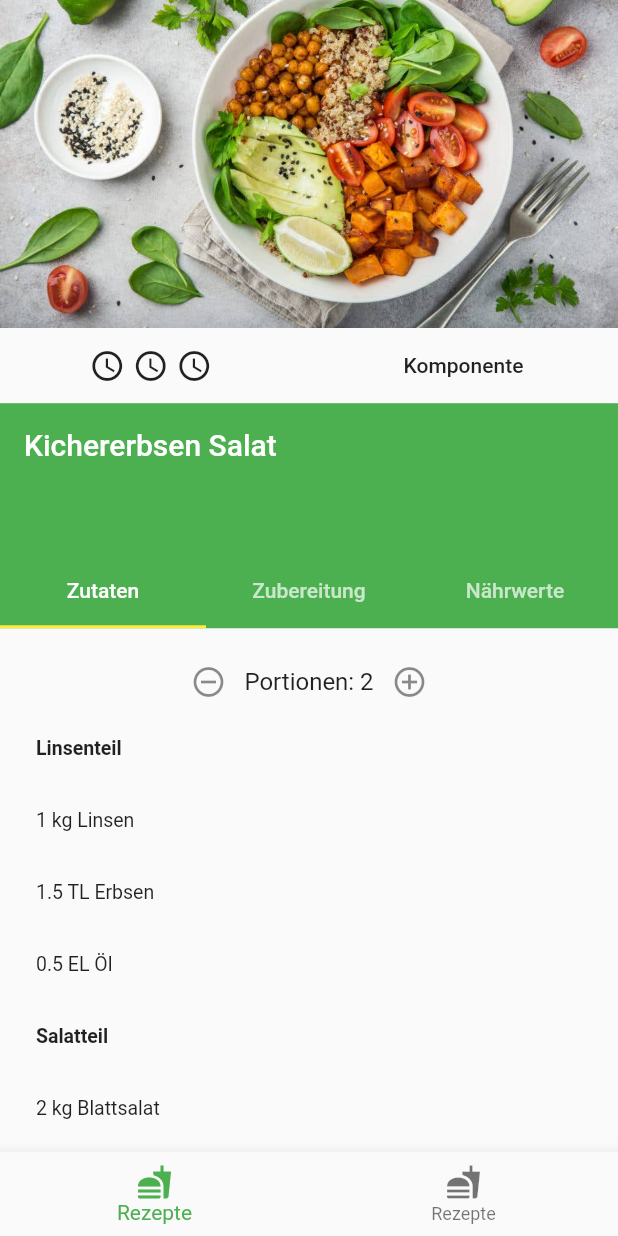
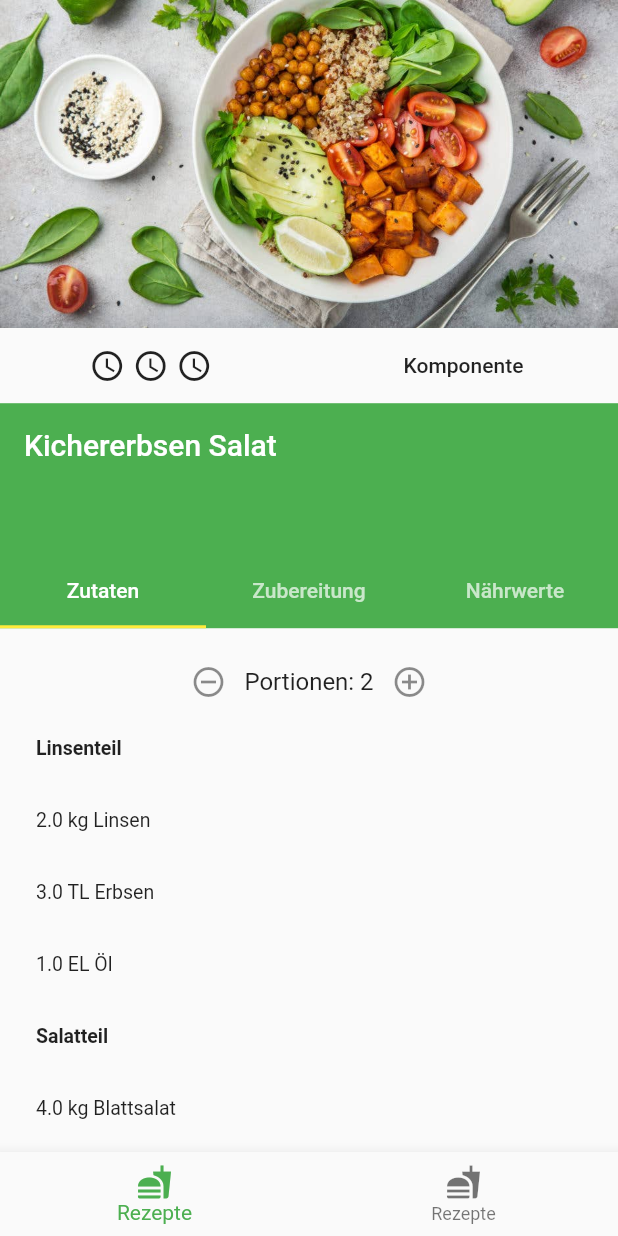
Before and after one commit to LarsLeo/Vegan-Klischee-ade-Baukasten, a Flutter app: the screen it shows after launch, scrolled down 56 dp, after a tap on the "add circle outline" icon, on a phone screen of 412 x 824 dp. Run offline on Flutter 3.47's test engine with Material 2 defaults, Android fonts, the phone set to English and light mode, and no system bars.

Commit message:
Added controller classe analog to mvc pattern

```diff
--- /dev/null
+++ b/frontend/lib/dummy-data.dart
@@ -0,0 +1,33 @@
+import 'models/recipe-detail-component-model.dart';
+
+class DummyData {
+  static final RecipeDetailJsonModel dummyComponent = RecipeDetailJsonModel({
+    "Zutaten": {
+      "Linsenteil": ["1 kg Linsen", "1.5 TL Erbsen", "0.5 EL Öl"],
+      "Salatteil": [
+        "2 kg Blattsalat",
+        "5 EL Öl",
+        "10 Bananen",
+        "20 TL Kurkuma",
+        "204 Äpfel",
+        "2 kg Blattsalat",
+        "5 EL Öl",
+        "10 Bananen",
+        "20 TL Kurkuma",
+        "204 Äpfel"
+      ]
+    },
+    "Zubereitung": {
+      "Linsenteil": [
+        "Linsen und Erbsen waschen",
+        "Linsen 5 Minuten im Mittelgroßen Topf köcheln",
+        "Erbsen hinzufügen und weitere 10 Minuten kochen",
+        "Mit Öl übergießen",
+        "Am Ende einweichen",
+        "Bestes Rezept der Welt!"
+      ],
+      "Bananenteil": ["Blah 1", "Blah 2", "Blah 3"]
+    },
+    "Nährwerte": {"Selen": "10 mg", "Eisen": "200 kg"}
+  });
+}
--- a/frontend/lib/main.dart
+++ b/frontend/lib/main.dart
@@ -22,14 +22,36 @@ class AppMain extends StatelessWidget {
 }
 
 class WidgetContainer extends StatefulWidget {
-  WidgetContainer({Key key}) : super(key: key);
+  @override
+  _WidgetContainerState createState() => _WidgetContainerState();
+}
 
-  final Map<int, Widget> _widgetOptions = {
+class _WidgetContainerState extends State<WidgetContainer> {
+  final _WidgetContainerController _controller = _WidgetContainerController();
+  @override
+  Widget build(BuildContext context) {
+    return SafeArea(
+      child: Scaffold(
+        body: Center(
+          child: _controller.widgetOptions[_controller.selectedIndex]
+        ),
+        bottomNavigationBar: BottomNavigationBar(
+          items: _controller.bottomNavigationItems,
+          currentIndex: _controller.selectedIndex,
+          onTap: (index) => _controller.onItemTapped(index, this),
+        )
+      )
+    );
+  }
+}
+
+class _WidgetContainerController {
+  final Map<int, Widget> widgetOptions = {
     0: RecipeDetailPage(),
     1: RecipeDetailPage()
   };
 
-  final List<BottomNavigationBarItem> _bottomNavigationItems = [
+  final List<BottomNavigationBarItem> bottomNavigationItems = [
     BottomNavigationBarItem(
       icon: Icon(Icons.fastfood),
       title: Text("Rezepte")
@@ -40,32 +62,11 @@ class WidgetContainer extends StatefulWidget {
     )
   ];
 
-  @override
-  _WidgetContainerState createState() => _WidgetContainerState();
-}
+  int selectedIndex = 0;
 
-class _WidgetContainerState extends State<WidgetContainer> {
-  int _selectedIndex = 0;
-
-  void _onItemTapped(int index) {
-    setState(() {
-      _selectedIndex = index;
+  void onItemTapped(int index, State state) {
+    state.setState(() {
+      selectedIndex = index;
     });
   }
-
-  @override
-  Widget build(BuildContext context) {
-    return SafeArea(
-      child: Scaffold(
-        body: Center(
-          child: widget._widgetOptions[_selectedIndex]
-        ),
-        bottomNavigationBar: BottomNavigationBar(
-          items: widget._bottomNavigationItems,
-          currentIndex: _selectedIndex,
-          onTap: _onItemTapped,
-        )
-      )
-    );
-  }
 }
--- a/frontend/lib/models/recipe-detail-component-model.dart
+++ b/frontend/lib/models/recipe-detail-component-model.dart
@@ -17,26 +17,45 @@ class RecipeDetailComponentModel {
       this._ingredients, this._preparation, this._nutritionValue);
 
   factory RecipeDetailComponentModel.of(RecipeDetailJsonModel jsonModel) {
+    // TODO: Add nutrition values
     List<Widget> tempNutritionValue = [];
-
     var nutritionJson = jsonModel.components["Nährwerte"];
 
     return RecipeDetailComponentModel(
-        Ingredients(_extractMapList(jsonModel.components["Zutaten"])),
-        _extractMapList(jsonModel.components["Zubereitung"]),
+        Ingredients(_extractIngredients(jsonModel.components["Zutaten"])),
+        _extractPreparation(jsonModel.components["Zubereitung"]),
         tempNutritionValue);
   }
 
-  static List<Widget> _extractMapList(ingredientJson) {
+  static List<Widget> _extractIngredients(
+      Map<String, List<String>> ingredientJson) {
     List<Widget> tempWidgets = [];
 
-    ingredientJson.entries.forEach((entry) {
-      tempWidgets.add(ListTile(
-          dense: true,
-          title:
-              Text(entry.key, style: TextStyle(fontWeight: FontWeight.bold))));
-      entry.value.forEach((element) =>
-          tempWidgets.add(ListTile(dense: true, title: Text(element))));
+    ingredientJson.forEach((header, ingredients) {
+      tempWidgets.add(HeaderTile(header));
+
+      ingredients.forEach((ingredient) {
+        var regExp = RegExp(r"([\d\.]+)(.*)");
+        var match = regExp.allMatches(ingredient).elementAt(0);
+        var portions = match.group(1);
+        var ingredientName = match.group(2);
+
+        tempWidgets.add(ItemTile(portions, portions, ingredientName));
+      });
+    });
+
+    return tempWidgets;
+  }
+
+  static List<Widget> _extractPreparation(
+      Map<String, List<String>> preparationJson) {
+    List<Widget> tempWidgets = [];
+
+    preparationJson.forEach((header, preparationSteps) {
+      tempWidgets.add(HeaderTile(header));
+
+      preparationSteps.forEach((preparationStep) =>
+          tempWidgets.add(ListTile(dense: true, title: Text(preparationStep))));
     });
 
     return tempWidgets;
@@ -56,20 +75,38 @@ class Ingredients {
   List<Widget> get ingredients => _ingredients;
 
   static Ingredients of(Ingredients ingredients, int portions) {
-    RegExp regExp = new RegExp(r'([\d\.]+)(.*)');
-
-    List<Widget> newIngredients = ingredients.ingredients.map((ingredient) {
-      var textData = ((ingredient as ListTile).title as Text).data;
-      var matches = regExp.allMatches(textData);
-
-      if (matches.isNotEmpty) {
-        var newValue = double.parse(matches.elementAt(1).toString()) * portions;
-        var newTextData = newValue.toString() + matches.elementAt(2).toString();
-        return ListTile(dense: true, title: Text(newTextData));
-      }
-      return ingredient;
+    List<Widget> oldIngredients = ingredients.ingredients;
+    var newIngredients = oldIngredients.map((ingredient) {
+      if (ingredient is ItemTile) {
+        var initialValue = double.parse(ingredient.initialValue);
+        var currentValue = initialValue + initialValue * (portions - 1);
+        return ItemTile(ingredient.initialValue, currentValue.toString(), ingredient.text);
+      } else
+        return ingredient;
     }).toList();
 
     return Ingredients(newIngredients);
   }
 }
+
+@immutable
+class HeaderTile extends ListTile {
+  HeaderTile(String text)
+      : super(
+            dense: true,
+            title: Text(text, style: TextStyle(fontWeight: FontWeight.bold)));
+}
+
+@immutable
+class ItemTile extends ListTile {
+  final String initialValue;
+  final String currentValue;
+  final String text;
+
+  ItemTile(this.initialValue, this.currentValue, this.text)
+      : super(
+            dense: true,
+            title: Row(
+                mainAxisAlignment: MainAxisAlignment.start,
+                children: [Text(currentValue), Text(text)]));
+}
--- a/frontend/lib/services/ingredient-service.dart
+++ b/frontend/lib/services/ingredient-service.dart
@@ -1,38 +1,9 @@
+import 'package:frontend/dummy-data.dart';
 import 'package:frontend/models/recipe-detail-component-model.dart';
 
 class IngredientService {
-  // TODO: replace with firebase json mapping
-  static final RecipeDetailJsonModel _dummyComponent = RecipeDetailJsonModel({
-    "Zutaten": {
-      "Linsenteil": ["1 kg Linsen", "1.5 TL Erbsen", "0.5 EL Öl"],
-      "Salatteil": [
-        "2 kg Blattsalat",
-        "5 EL Öl",
-        "10 Bananen",
-        "20 TL Kurkuma",
-        "204 Äpfel",
-        "2 kg Blattsalat",
-        "5 EL Öl",
-        "10 Bananen",
-        "20 TL Kurkuma",
-        "204 Äpfel"
-      ]
-    },
-    "Zubereitung": {
-      "Linsenteil": [
-        "Linsen und Erbsen waschen",
-        "Linsen 5 Minuten im Mittelgroßen Topf köcheln",
-        "Erbsen hinzufügen und weitere 10 Minuten kochen",
-        "Mit Öl übergießen",
-        "Am Ende einweichen",
-        "Bestes Rezept der Welt!"
-      ]
-    },
-    "Nährwerte": {"Selen": "10 mg", "Eisen": "200 kg"}
-  });
-
   static Future<RecipeDetailComponentModel> getRecipeDetailComponent() async {
     return await Future.delayed(Duration(seconds: 0),
-        () => RecipeDetailComponentModel.of(_dummyComponent));
+        () => RecipeDetailComponentModel.of(DummyData.dummyComponent));
   }
 }
--- /dev/null
+++ b/frontend/lib/views/recipe-detail/components/recipe-content/components/recipe-ingredients/recipe-ingredients-controller.dart
@@ -0,0 +1,30 @@
+import 'package:flutter/material.dart';
+import 'package:frontend/models/recipe-detail-component-model.dart';
+import 'package:frontend/views/recipe-detail/recipe-detail.dart';
+
+class RecipeIngredientsController {
+  final String key = "RecipeIngredients";
+  int portions = 1;
+  Ingredients ingredients;
+
+  void initializeWidget(BuildContext context) {
+    if (ingredients == null)
+      ingredients = InheritedRecipeDetail.of(context).component.ingredients;
+  }
+
+  void onDecrementClick(State state) {
+    state.setState(() {
+      if (portions > 1) {
+        portions -= 1;
+        ingredients = Ingredients.of(ingredients, portions);
+      }
+    });
+  }
+
+  void onIncrementClick(State state) {
+    state.setState(() {
+      portions += 1;
+      ingredients = Ingredients.of(ingredients, portions);
+    });
+  }
+}
--- a/frontend/lib/views/recipe-detail/components/recipe-content/components/recipe-ingredients.dart
+++ b/frontend/lib/views/recipe-detail/components/recipe-content/components/recipe-ingredients/recipe-ingredients.dart
@@ -1,37 +1,19 @@
 import 'package:flutter/material.dart';
-import 'package:frontend/models/recipe-detail-component-model.dart';
-import 'package:frontend/views/recipe-detail/recipe-detail.dart';
+import 'package:frontend/views/recipe-detail/components/recipe-content/components/recipe-ingredients/recipe-ingredients-controller.dart';
 
 class RecipeIngredients extends StatefulWidget {
   @override
   _RecipeIngredientsState createState() => _RecipeIngredientsState();
 }
 
-class _RecipeIngredientsState extends State<RecipeIngredients> with AutomaticKeepAliveClientMixin{
-  final String _key = "RecipeIngredients";
-
-  int _portions = 1;
-  Ingredients _ingredients;
-
-  void _onDecrementClick() {
-    setState(() {
-      if (_portions > 1) {
-        _portions -= 1;
-      }
-    });
-  }
-
-  void _onIncrementClick() {
-    setState(() {
-      _portions += 1;
-      // _ingredients = Ingredients.of(_ingredients, _portions);
-    });
-  }
+class _RecipeIngredientsState extends State<RecipeIngredients>
+    with AutomaticKeepAliveClientMixin {
+  final RecipeIngredientsController _controller = RecipeIngredientsController();
 
   @mustCallSuper
   @override
   Widget build(BuildContext context) {
-    _ingredients = InheritedRecipeDetail.of(context).component.ingredients;
+    _controller.initializeWidget(context);
 
     return SafeArea(
       top: false,
@@ -39,7 +21,7 @@ class _RecipeIngredientsState extends State<RecipeIngredients> with AutomaticKee
       child: Builder(
         builder: (BuildContext context) {
           return CustomScrollView(
-            key: PageStorageKey<String>(_key),
+            key: PageStorageKey<String>(_controller.key),
             slivers: <Widget>[
               SliverOverlapInjector(
                 handle:
@@ -58,16 +40,15 @@ class _RecipeIngredientsState extends State<RecipeIngredients> with AutomaticKee
                                 children: [
                               IconButton(
                                   icon: Icon(Icons.remove_circle_outline),
-                                  onPressed: _onDecrementClick),
-                              Text("Portionen: " + _portions.toString()),
-                              IconButton(
-                                  icon: Icon(Icons.add_circle_outline),
-                                  onPressed: _onIncrementClick)
+                                  onPressed: () =>_controller.onDecrementClick(this)),
+                              Text("Portionen: " + _controller.portions.toString()),
+                              IconButton( icon: Icon(Icons.add_circle_outline),
+                                  onPressed: () => _controller.onIncrementClick(this))
                             ]));
-                      } else
-                        return _ingredients.ingredients[index - 1];
+                      } else if (index < _controller.ingredients.ingredients.length)
+                        return _controller.ingredients.ingredients[index - 1];
                     },
-                    childCount: _ingredients.ingredients.length + 1,
+                    childCount: _controller.ingredients.ingredients.length + 1,
                   ),
                 ),
               ),
--- a/frontend/lib/views/recipe-detail/components/recipe-picture.dart
+++ b/frontend/lib/views/recipe-detail/components/recipe-picture.dart
@@ -3,6 +3,7 @@ import 'package:flutter/material.dart';
 class RecipePicture extends StatelessWidget {
   @override
   Widget build(BuildContext context) {
+    // TODO: implement sliding images and favourite
     return Image(image: AssetImage("assets/vegane_detox_bowl.jpg"));
   }
 }
```
Also changed, not shown: frontend/lib/views/recipe-detail/components/recipe-content/recipe-content.dart (+2 -36 lines).
